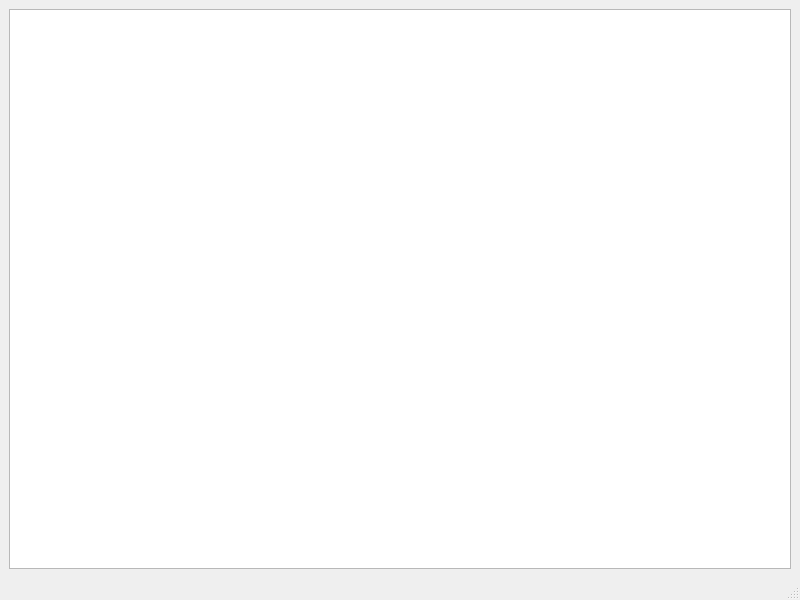
First picture: the form in mainwindow.ui, repository Noneptr/NetworkIPCalculator, before the edit.
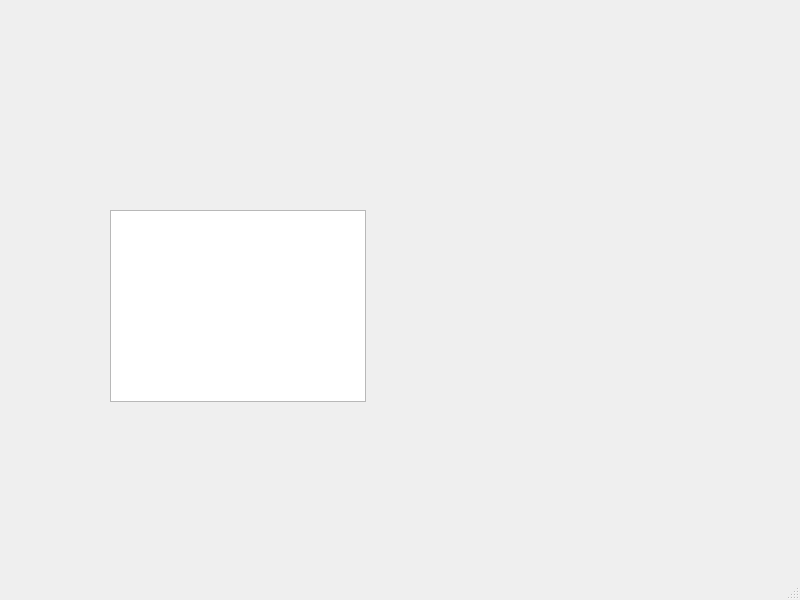
Second picture: the form after the edit.

What changed in the file:
```diff
--- a/mainwindow.ui
+++ b/mainwindow.ui
@@ -14,12 +14,18 @@
    <string>IP калькулятор</string>
   </property>
   <widget class="QWidget" name="centralwidget">
-   <layout class="QGridLayout" name="gridLayout">
-    <item row="0" column="0">
      <widget class="QTreeView" name="treeView">
       <property name="enabled">
        <bool>true</bool>
       </property>
+    <property name="geometry">
+     <rect>
+      <x>110</x>
+      <y>210</y>
+      <width>256</width>
+      <height>192</height>
+     </rect>
+    </property>
       <property name="horizontalScrollBarPolicy">
        <enum>Qt::ScrollBarAsNeeded</enum>
       </property>
@@ -39,8 +45,6 @@
        <bool>true</bool>
       </property>
      </widget>
-    </item>
-   </layout>
   </widget>
   <widget class="QMenuBar" name="menubar">
    <property name="geometry">
```
Lines whose indentation alone changed are shown as unchanged.
